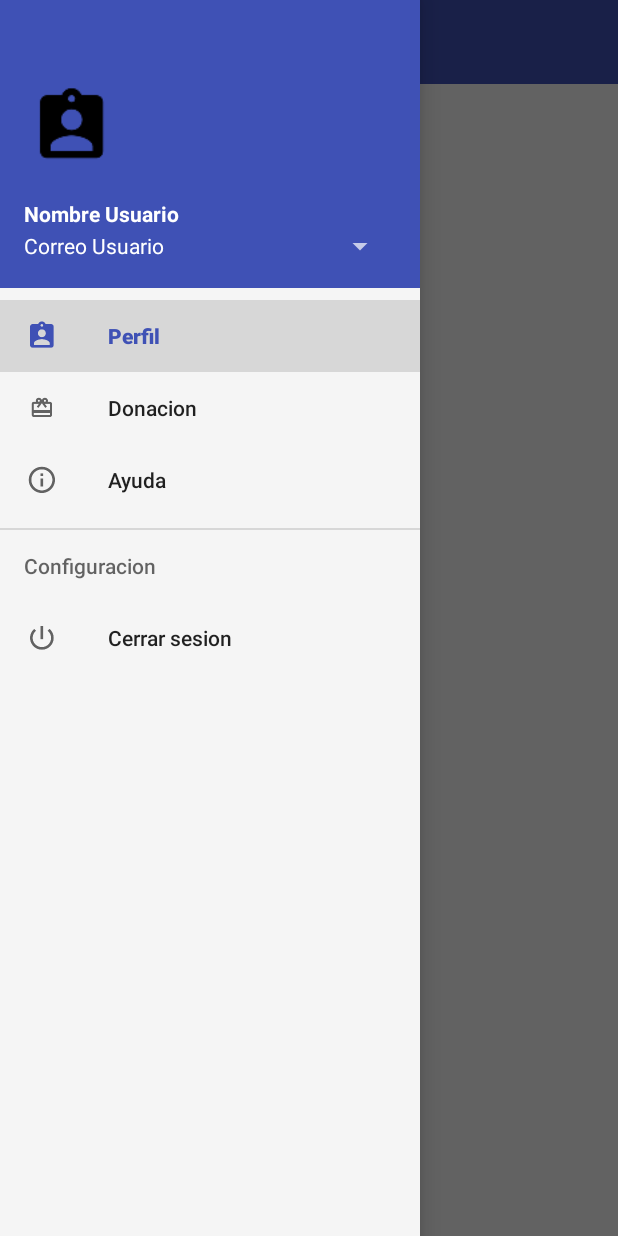
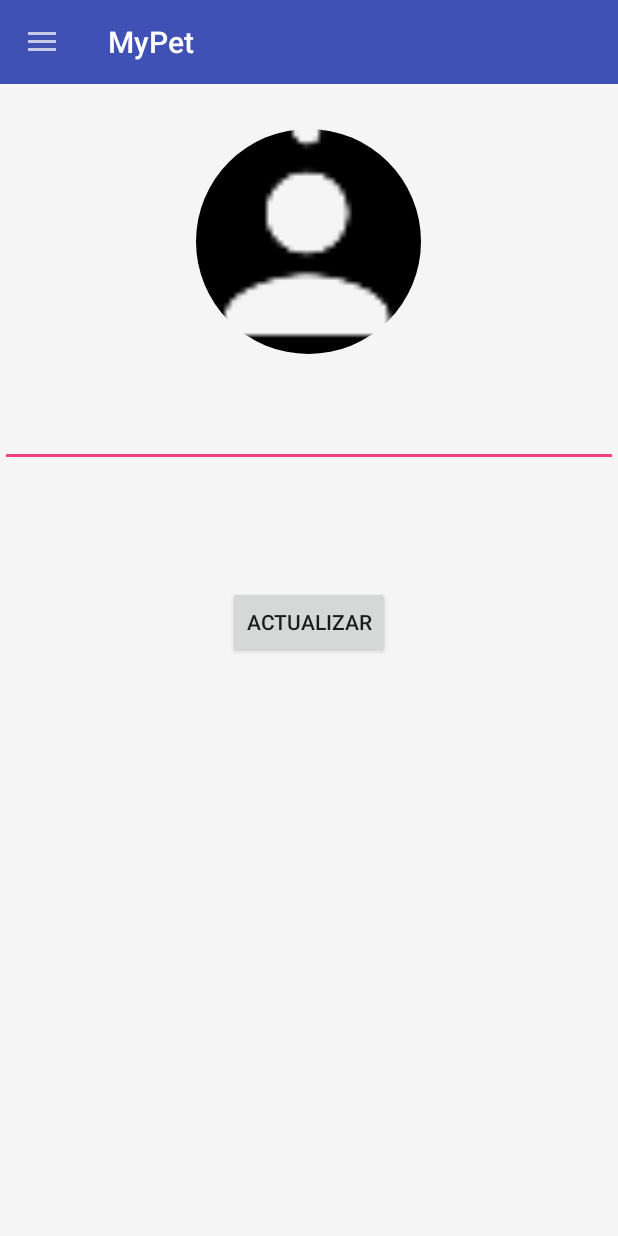
Before and after one commit to WinstonR96/Proyecto, an Android app: the Dashboard screen opened directly, with no data from a screen before it, after a tap on "Perfil", on a phone screen of 412 x 824 dp. Run offline under Robolectric (Android 15) with nearby library versions, the phone set to English and light mode, and no system bars; our stand-ins replace CircleImageView, Firebase (no records; nobody signed in at launch, a user with empty details on screens opened directly); pictures from the network do not load; 3 statements that could not run were skipped; 1 other tap on this screen came first.

Commit message:
Manejando usuarios

```diff
--- a/app/src/main/AndroidManifest.xml
+++ b/app/src/main/AndroidManifest.xml
@@ -2,7 +2,7 @@
 <manifest xmlns:android="http://schemas.android.com/apk/res/android"
     package="co.com.mypet.mypet">
 
-    <uses-permission android:name="android.permission.INTERNET"/>
+    <uses-permission android:name="android.permission.INTERNET" />
 
     <application
         android:allowBackup="true"
@@ -21,7 +21,8 @@
         <activity android:name=".Login" />
         <activity android:name=".RecuperarPassword" />
         <activity android:name=".RegistroUsuario" />
-        <activity android:name=".Dashboard"></activity>
+        <activity android:name=".Dashboard" />
+        <activity android:name=".Perfil"></activity>
     </application>
 
 </manifest>
--- a/app/src/main/java/co/com/mypet/mypet/Dashboard.java
+++ b/app/src/main/java/co/com/mypet/mypet/Dashboard.java
@@ -2,17 +2,28 @@ package co.com.mypet.mypet;
 
 import android.app.Activity;
 import android.app.ProgressDialog;
+import android.content.Context;
+import android.content.Intent;
+import android.content.SharedPreferences;
 import android.content.res.Resources;
 import android.os.Bundle;
+import android.support.annotation.NonNull;
 import android.support.design.widget.NavigationView;
+import android.support.v4.view.GravityCompat;
 import android.support.v4.widget.DrawerLayout;
 import android.support.v7.app.ActionBarDrawerToggle;
 import android.support.v7.app.AppCompatActivity;
 import android.support.v7.widget.LinearLayoutManager;
 import android.support.v7.widget.RecyclerView;
 import android.support.v7.widget.Toolbar;
+import android.view.MenuItem;
 import android.view.View;
+import android.widget.ImageView;
+import android.widget.TextView;
 
+import com.bumptech.glide.Glide;
+import com.google.firebase.auth.FirebaseAuth;
+import com.google.firebase.auth.FirebaseUser;
 import com.google.firebase.database.DataSnapshot;
 import com.google.firebase.database.DatabaseError;
 import com.google.firebase.database.DatabaseReference;
@@ -22,7 +33,7 @@ import com.google.firebase.database.ValueEventListener;
 import java.util.ArrayList;
 
 
-public class Dashboard extends AppCompatActivity {
+public class Dashboard extends AppCompatActivity implements NavigationView.OnNavigationItemSelectedListener {
     private Toolbar toolbar;
     private NavigationView navigationView;
     private DrawerLayout drawerLayout;
@@ -32,24 +43,55 @@ public class Dashboard extends AppCompatActivity {
     private ArrayList<Mascota> mascotas;
     private DatabaseReference databaseReference;
     private String db = "Mascotas";
+    private String dbUser = "Usuarios";
     private ProgressDialog progressDialog;
     private Resources resources;
+    private TextView nombre, email;
+    private ImageView foto;
+    private FirebaseUser user;
+    private FirebaseAuth auth;
 
     @Override
     protected void onCreate(Bundle savedInstanceState) {
         super.onCreate(savedInstanceState);
         setContentView(R.layout.activity_dashboard);
+        auth = FirebaseAuth.getInstance();
         toolbar = findViewById(R.id.toolbar);
         drawerLayout = findViewById(R.id.drawer_layout);
         navigationView = findViewById(R.id.nav_view);
         recyclerView = findViewById(R.id.lista);
         resources = this.getResources();
         mascotas = new ArrayList<>();
+        user = FirebaseAuth.getInstance().getCurrentUser();
         progressDialog = new ProgressDialog(this);
         //mascotas.add(new Mascota("1","Princesa","Chanda","Barranquilla","1 mes","para adopcion","https://firebasestorage.googleapis.com/v0/b/mypet-850a1.appspot.com/o/Miniature-Pinscher-On-White-01.jpg?alt=media&token=18898303-24a5-45f4-a7bd-1c405595b509"));
         final MascotaAdapter mascotaAdapter = new MascotaAdapter(mascotas, this);
-        progressDialog.setMessage(resources.getString(R.string.cargando));
-        progressDialog.show();
+
+        llm = new LinearLayoutManager(this);
+        llm.setOrientation(LinearLayoutManager.VERTICAL);
+        recyclerView.setLayoutManager(llm);
+        recyclerView.setAdapter(mascotaAdapter);
+        setSupportActionBar(toolbar);
+        getSupportActionBar().setHomeButtonEnabled(true);
+        getSupportActionBar().setHomeAsUpIndicator(R.mipmap.ic_menu);
+        getSupportActionBar().setDisplayHomeAsUpEnabled(true);
+
+        ActionBarDrawerToggle toggle = new ActionBarDrawerToggle(this,drawerLayout,toolbar,R.string.drawer_open,R.string.drawer_close);
+        drawerLayout.addDrawerListener(toggle);
+        toggle.syncState();
+
+        navHeader = navigationView.getHeaderView(0);
+        nombre = navHeader.findViewById(R.id.tvusernamer);
+        email = navHeader.findViewById(R.id.tvemailde);
+        foto = navHeader.findViewById(R.id.circle_image);
+
+        /*nombre.setText(user.getDisplayName());
+        email.setText(user.getEmail());
+        Glide.with(getApplicationContext()).load(user.getPhotoUrl()).into(foto)*/;
+
+        navigationView.setNavigationItemSelectedListener(this);
+        /*progressDialog.setMessage(resources.getString(R.string.cargando));
+        progressDialog.show();*/
         databaseReference = FirebaseDatabase.getInstance().getReference();
 
         databaseReference.child(db).addValueEventListener(new ValueEventListener() {
@@ -74,20 +116,65 @@ public class Dashboard extends AppCompatActivity {
             }
         });
 
+        databaseReference.child(dbUser).addValueEventListener(new ValueEventListener() {
+            @Override
+            public void onDataChange(DataSnapshot dataSnapshot) {
+                if(dataSnapshot.exists()){
+                    for(DataSnapshot snapshot : dataSnapshot.getChildren()){
+                        Usuario usuario = snapshot.getValue(Usuario.class);
+                        if(usuario.getId().equals(user.getUid())){
+                            nombre.setText(usuario.getNombre());
+                            email.setText(user.getEmail());
+                            Glide.with(getApplicationContext()).load(usuario.getFoto()).into(foto);
+                            break;
+                        }
+                    }
 
-        llm = new LinearLayoutManager(this);
-        llm.setOrientation(LinearLayoutManager.VERTICAL);
-        recyclerView.setLayoutManager(llm);
-        recyclerView.setAdapter(mascotaAdapter);
-        setSupportActionBar(toolbar);
-        getSupportActionBar().setHomeButtonEnabled(true);
-        getSupportActionBar().setHomeAsUpIndicator(R.mipmap.ic_menu);
-        getSupportActionBar().setDisplayHomeAsUpEnabled(true);
 
-        ActionBarDrawerToggle toggle = new ActionBarDrawerToggle(this,drawerLayout,toolbar,R.string.drawer_open,R.string.drawer_close);
-        drawerLayout.addDrawerListener(toggle);
-        toggle.syncState();
+                }
+
+            }
+
+            @Override
+            public void onCancelled(DatabaseError databaseError) {
+
+            }
+        });
+
+        }
+
+
+    @Override
+    public boolean onNavigationItemSelected(@NonNull MenuItem item) {
+        switch (item.getItemId()){
+            case R.id.logout:
+                logoutRequest();
+                break;
+            case R.id.donacion:
+                break;
+            case R.id.help:
+                break;
+            case R.id.profile:
+                perfil();
+                break;
+
+        }
+        drawerLayout.closeDrawer(GravityCompat.START);
+        return true;
     }
 
+    private void perfil() {
+        Intent i = new Intent(this,Perfil.class);
+        startActivity(i);
+    }
 
+    private void logoutRequest() {
+        auth.signOut();
+        SharedPreferences.Editor editor = getSharedPreferences("userInfo",Context.MODE_PRIVATE).edit();
+        editor.putString("Estado_Conexion", "");
+        editor.apply();
+        Intent i = new Intent(this,Login.class);
+        startActivity(i);
+        finish();
+    }
 }
--- /dev/null
+++ b/app/src/main/java/co/com/mypet/mypet/Perfil.java
@@ -0,0 +1,91 @@
+package co.com.mypet.mypet;
+
+import android.content.Context;
+import android.content.Intent;
+import android.content.SharedPreferences;
+import android.support.annotation.NonNull;
+import android.support.design.widget.NavigationView;
+import android.support.v4.view.GravityCompat;
+import android.support.v4.widget.DrawerLayout;
+import android.support.v7.app.ActionBarDrawerToggle;
+import android.support.v7.app.AppCompatActivity;
+import android.os.Bundle;
+import android.support.v7.widget.Toolbar;
+import android.view.MenuItem;
+import android.view.View;
+import android.widget.ImageView;
+import android.widget.TextView;
+
+import com.bumptech.glide.Glide;
+import com.google.firebase.auth.FirebaseUser;
+
+public class Perfil extends AppCompatActivity implements NavigationView.OnNavigationItemSelectedListener {
+    private Toolbar toolbar;
+    private NavigationView navigationView;
+    private DrawerLayout drawerLayout;
+    private View navHeader;
+    private TextView nombre, email;
+    private ImageView foto;
+    private FirebaseUser user;
+
+    @Override
+    protected void onCreate(Bundle savedInstanceState) {
+        super.onCreate(savedInstanceState);
+        setContentView(R.layout.activity_perfil);
+        toolbar = findViewById(R.id.toolbar);
+        drawerLayout = findViewById(R.id.drawer_layout);
+        navigationView = findViewById(R.id.nav_view);
+        setSupportActionBar(toolbar);
+        getSupportActionBar().setHomeButtonEnabled(true);
+        getSupportActionBar().setHomeAsUpIndicator(R.mipmap.ic_menu);
+        getSupportActionBar().setDisplayHomeAsUpEnabled(true);
+        ActionBarDrawerToggle toggle = new ActionBarDrawerToggle(this,drawerLayout,toolbar,R.string.drawer_open,R.string.drawer_close);
+        drawerLayout.addDrawerListener(toggle);
+        toggle.syncState();
+        navHeader = navigationView.getHeaderView(0);
+        nombre = navHeader.findViewById(R.id.tvusernamer);
+        email = navHeader.findViewById(R.id.tvemailde);
+        foto = navHeader.findViewById(R.id.circle_image);
+
+        nombre.setText(user.getDisplayName());
+        email.setText(user.getEmail());
+        Glide.with(getApplicationContext()).load(user.getPhotoUrl()).into(foto);
+
+        navigationView.setNavigationItemSelectedListener(this);
+
+    }
+
+    @Override
+    public boolean onNavigationItemSelected(@NonNull MenuItem item) {
+        switch (item.getItemId()){
+            case R.id.logout:
+                logoutRequest();
+                break;
+            case R.id.donacion:
+                break;
+            case R.id.help:
+                break;
+            case R.id.profile:
+                Perfil();
+                break;
+
+        }
+        drawerLayout.closeDrawer(GravityCompat.START);
+        return true;
+
+    }
+
+    private void logoutRequest() {
+        SharedPreferences.Editor editor = getSharedPreferences("userInfo",Context.MODE_PRIVATE).edit();
+        editor.putString("Estado_Conexion", "");
+        editor.apply();
+        Intent i = new Intent(this,Login.class);
+        startActivity(i);
+        finish();
+    }
+
+    public void Perfil(){
+        Intent i = new Intent(this,Perfil.class);
+        startActivity(i);
+    }
+}
--- /dev/null
+++ b/app/src/main/res/layout/activity_perfil.xml
@@ -0,0 +1,26 @@
+<?xml version="1.0" encoding="utf-8"?>
+<android.support.v4.widget.DrawerLayout xmlns:android="http://schemas.android.com/apk/res/android"
+    xmlns:app="http://schemas.android.com/apk/res-auto"
+    xmlns:tools="http://schemas.android.com/tools"
+    android:id="@+id/drawer_layout"
+    android:layout_width="match_parent"
+    android:layout_height="match_parent"
+    android:fitsSystemWindows="true"
+    tools:openDrawer="start">
+
+    <include
+        layout="@layout/perfil_contenido"
+        android:layout_height="match_parent"
+        android:layout_width="match_parent"/>
+
+    <android.support.design.widget.NavigationView
+        android:id="@+id/nav_view"
+        android:layout_width="wrap_content"
+        android:layout_height="match_parent"
+        android:layout_gravity="start"
+        android:fitsSystemWindows="true"
+        app:headerLayout="@layout/nav_header_main"
+        app:menu="@menu/activity_main_drawer" />
+
+
+</android.support.v4.widget.DrawerLayout>
--- /dev/null
+++ b/app/src/main/res/layout/perfil_contenido.xml
@@ -0,0 +1,59 @@
+<?xml version="1.0" encoding="utf-8"?>
+<LinearLayout xmlns:android="http://schemas.android.com/apk/res/android"
+    android:layout_width="match_parent"
+    android:layout_height="match_parent"
+    xmlns:app="http://schemas.android.com/apk/res-auto"
+    android:orientation="vertical">
+
+    <android.support.v7.widget.Toolbar
+        android:id="@+id/toolbar"
+        android:layout_width="match_parent"
+        android:layout_height="?attr/actionBarSize"
+        android:background="?attr/colorPrimary"
+        android:theme="@style/ThemeOverlay.AppCompat.Dark"
+        app:popupTheme="@style/ThemeOverlay.AppCompat.Light" />
+
+
+    <View
+        android:layout_width="wrap_content"
+        android:layout_height="30dp"/>
+
+    <de.hdodenhof.circleimageview.CircleImageView
+        android:layout_width="250dp"
+        android:layout_height="150dp"
+        android:layout_gravity="center"
+        android:src="@mipmap/ic_profile"
+        />
+
+    <View
+        android:layout_width="wrap_content"
+        android:layout_height="30dp"/>
+
+    <EditText
+        android:layout_width="match_parent"
+        android:layout_height="wrap_content"
+        android:layout_gravity="center"
+        android:id="@+id/txtDisplayName"/>
+
+    <View
+        android:layout_width="wrap_content"
+        android:layout_height="30dp"/>
+
+    <TextView
+        android:layout_width="match_parent"
+        android:layout_height="wrap_content"
+        android:layout_gravity="center"
+        android:id="@+id/txtEmailPerfil"/>
+
+    <View
+        android:layout_width="wrap_content"
+        android:layout_height="30dp"/>
+
+    <Button
+        android:layout_width="wrap_content"
+        android:layout_height="wrap_content"
+        android:layout_gravity="center"
+        android:id="@+id/actualizarperfil"
+        android:text="@string/actualizar"/>
+
+</LinearLayout>
--- a/app/src/main/res/menu/activity_main_drawer.xml
+++ b/app/src/main/res/menu/activity_main_drawer.xml
@@ -4,13 +4,11 @@
     <group android:checkableBehavior="single">
         <item
             android:id="@+id/profile"
-            android:checked="true"
             android:icon="@mipmap/ic_profile"
             android:title="@string/perfil" />
 
         <item
             android:id="@+id/donacion"
-            android:checked="true"
             android:icon="@mipmap/ic_donacion"
             android:title="@string/donacion" />
 
--- a/app/src/main/res/mipmap-anydpi-v26/ic_launcher.xml
+++ /dev/null
@@ -1,5 +0,0 @@
-<?xml version="1.0" encoding="utf-8"?>
-<adaptive-icon xmlns:android="http://schemas.android.com/apk/res/android">
-    <background android:drawable="@drawable/ic_launcher_background" />
-    <foreground android:drawable="@drawable/ic_launcher_foreground" />
-</adaptive-icon>
--- a/app/src/main/res/values/ids.xml
+++ /dev/null
@@ -1,4 +0,0 @@
-<?xml version="1.0" encoding="utf-8"?>
-<resources>
-    <item name="iniciando" type="id">Iniciando</item>
-</resources>
--- a/app/src/main/res/values/strings.xml
+++ b/app/src/main/res/values/strings.xml
@@ -19,4 +19,5 @@
     <string name="ayuda">Ayuda</string>
     <string name="configuracion">Configuracion</string>
     <string name="cerrarsesion">Cerrar sesion</string>
+    <string name="actualizar">Actualizar</string>
 </resources>
```
Also changed, not shown: app/src/main/java/co/com/mypet/mypet/Login.java (+23 -1 lines), app/src/main/java/co/com/mypet/mypet/Usuario.java (added, +71 -0 lines), app/src/main/res/layout/activity_main.xml (+5 -9 lines), app/src/main/res/mipmap-hdpi/ic_launcher.png, app/src/main/res/mipmap-mdpi/ic_launcher.png, app/src/main/res/mipmap-xhdpi/ic_launcher.png, app/src/main/res/mipmap-xxhdpi/ic_launcher.png, app/src/main/res/mipmap-xxxhdpi/ic_launcher.png, app/src/main/web_hi_res_512.png (added).
